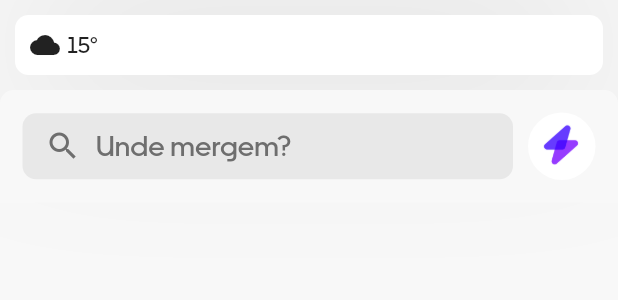
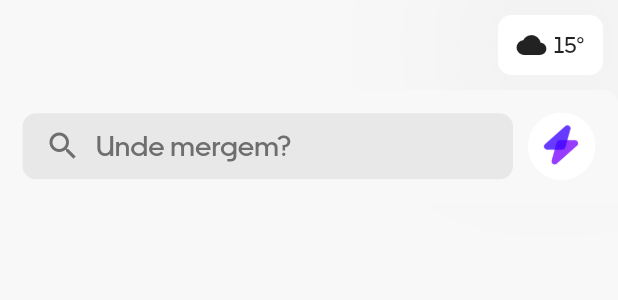
Before and after one commit to blitzappco/app, a Flutter app: the HomeComponent widget shown alone on an empty page, opened directly, on a phone screen of 412 x 824 dp. Shown: the top 300 px of the screen. Run offline on Flutter 3.47's test engine with Material 2 defaults, Android fonts, the phone set to English and light mode, and no system bars; our stand-ins replace audioplayers, cached_network_image, geolocator, google_maps_flutter, lottie, otp_text_field and 2 more; missing offline and left inert: flutter_webview_plugin, msh_checkbox, syncfusion_flutter_barcodes; accounts and stored records are empty; network calls fail.

Commit message:
fixed the weather wwidget

```diff
--- a/lib/v2/components/home_component.dart
+++ b/lib/v2/components/home_component.dart
@@ -23,6 +23,7 @@ class _HomeComponentState extends State<HomeComponent> {
       bottom: 0,
       child: Consumer<TripsProvider>(builder: (context, trips, _) {
         return Column(
+          crossAxisAlignment: CrossAxisAlignment.end,
           children: [
             const Weather(),
             Padding(
@@ -66,7 +67,7 @@ class _HomeComponentState extends State<HomeComponent> {
                     ),
                     if (trips.trips.isNotEmpty)
                       Recents(
-                          max: 1,
+                          max: 3,
                           type: "to",
                           callback: () async {
                             // print('debug: closed');
--- a/lib/v2/components/weather.dart
+++ b/lib/v2/components/weather.dart
@@ -108,7 +108,10 @@ class _WeatherState extends State<Weather> {
                     )
                   ],
                 )
-              : const Row(
+              : ConstrainedBox(
+                  constraints: BoxConstraints(maxWidth: 50),
+                  child: Row(
+                    mainAxisAlignment: MainAxisAlignment.center,
                     children: [
                       Icon(Icons.cloud, size: 20),
                       SizedBox(
@@ -116,10 +119,11 @@ class _WeatherState extends State<Weather> {
                       ),
                       Text(
                         "15°",
-                      style:
-                          TextStyle(fontFamily: 'UberMoveMedium', fontSize: 15),
+                        style: TextStyle(
+                            fontFamily: 'UberMoveMedium', fontSize: 15),
                       ),
                     ],
+                  ),
                 ),
         ),
       ),
```
Also changed, not shown: 1 other file. Lines whose indentation alone changed are shown as unchanged.
